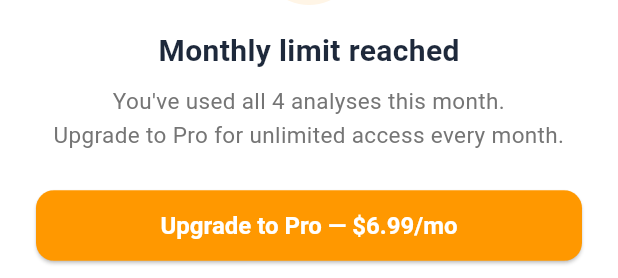
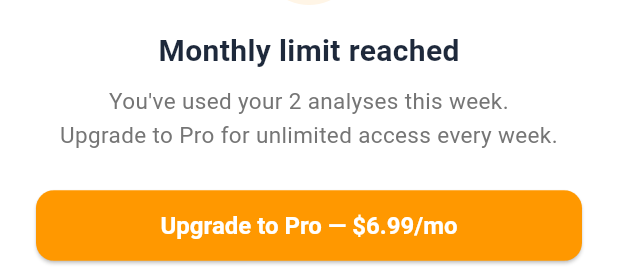
Before and after one commit to Farshad-Darani/ATFA-Mobile-App, a Flutter app: the _LimitReachedSheet widget shown alone on an empty page, opened directly with empty values, on a phone screen of 412 x 824 dp. Shown: the part 157-435 px from the top of the screen. Run offline on Flutter 3.47's test engine with Material 3 defaults, Android fonts, the phone set to English and light mode, and no system bars; our stand-ins replace flutter_blue_plus, permission_handler, shared_preferences, supabase_flutter; accounts and stored records are empty; network calls fail.

Commit message:
Billing: weekly 2/session-60min model, credit label, edge function rewrite, DB migration

```diff
--- a/lib/screens/diagnose_page.dart
+++ b/lib/screens/diagnose_page.dart
@@ -73,8 +73,8 @@ class _LimitReachedSheet extends StatelessWidget {
           const SizedBox(height: 8),
           Text(
             isAnonymous
-                ? 'You\'ve used your 2 free AI analyses.\nCreate a free account to get 4 every month — no credit card needed.'
-                : 'You\'ve used all 4 analyses this month.\nUpgrade to Pro for unlimited access every month.',
+                ? 'You\'ve used your 2 free AI analyses.\nCreate a free account to get 2 every week — no credit card needed.'
+                : 'You\'ve used your 2 analyses this week.\nUpgrade to Pro for unlimited access every week.',
             textAlign: TextAlign.center,
             style: TextStyle(fontSize: 15, color: Colors.grey[600], height: 1.5),
           ),
@@ -161,6 +161,15 @@ class _DiagnosePageState extends State<DiagnosePage>
   Map<String, dynamic> _vehicleData = {};
   int _retryCount = 0;
   String _loadingMessage = 'Analyzing your vehicle...';
+
+  // Session tracking: the timestamp of the last credited analysis.
+  // Within 60 min of this, refreshes are free (same session).
+  DateTime? _lastCountedAnalysisAt;
+  static const _sessionCooldownMinutes = 60;
+
+  // Credit display (populated from server response).
+  int? _creditsRemaining;
+  String? _resetsOn;
 
   final List<_QAPair> _chatHistory = [];
   final _inputController = TextEditingController();
@@ -511,7 +520,13 @@ class _DiagnosePageState extends State<DiagnosePage>
     if (mounted) setState(() => _loadingMessage = _phaseLoadingMessage());
 
     final analysisPayload = _buildAnalysisPayload();
-    final insights = await _aiService.getDashboardInsights(analysisPayload);
+    final bool isNewSession = _lastCountedAnalysisAt == null ||
+        DateTime.now().difference(_lastCountedAnalysisAt!).inMinutes >=
+            _sessionCooldownMinutes;
+    final insights = await _aiService.getDashboardInsights(
+      analysisPayload,
+      countAsAnalysis: isNewSession,
+    );
 
     // Limit reached — don't retry, show the appropriate modal instead
     if (insights.isLimitReached) {
@@ -563,6 +578,11 @@ class _DiagnosePageState extends State<DiagnosePage>
       _isLoading = false;
       _hasLoaded = true;
       _lastRefresh = DateTime.now();
+      if (isNewSession) _lastCountedAnalysisAt = DateTime.now();
+      if (insights.creditsRemaining != null) {
+        _creditsRemaining = insights.creditsRemaining;
+        _resetsOn = insights.resetsOn;
+      }
     });
     _rememberAnalysis(insights);
     _advanceAnalysisPhaseAfterSuccess();
@@ -1035,6 +1055,7 @@ class _DiagnosePageState extends State<DiagnosePage>
               builder: (context, paused, _) => _buildVehicleCard(paused),
             ),
           ),
+          _buildCreditLabel(),
           Expanded(
             child: Stack(
               children: [
@@ -1390,9 +1411,31 @@ class _DiagnosePageState extends State<DiagnosePage>
     );
   }
 
+  // ── Weekly credit indicator shown below the vehicle status card ──────────────
+  Widget _buildCreditLabel() {
+    // Only show for free accounts that have received credit info from the server.
+    if (_creditsRemaining == null) return const SizedBox.shrink();
+    final remaining = _creditsRemaining!;
+    final Color color = remaining == 0
+        ? AppTheme.errorRed
+        : remaining == 1
+            ? const Color(0xFFF59E0B)
+            : Colors.grey.shade500;
+    final String label = remaining == 0
+        ? (_resetsOn != null ? 'No analyses left · resets $_resetsOn' : 'No analyses left this week')
+        : '$remaining ${remaining == 1 ? 'analysis' : 'analyses'} left this week';
+    return Padding(
+      padding: const EdgeInsets.only(top: 4, bottom: 2),
+      child: Text(
+        label,
+        textAlign: TextAlign.center,
+        style: TextStyle(fontSize: 11.5, color: color),
+      ),
+    );
+  }
+
   // ── Subtle "updated X ago · Refresh" footer ──────────────────────────────────
   Widget _buildRefreshFooter({bool isRefreshing = false}) {
-    if (_lastRefresh == null) return const SizedBox.shrink();
     if (!_showRefreshFooter || isRefreshing) return const SizedBox.shrink();
     return Align(
       alignment: Alignment.center,
--- a/lib/screens/more_page.dart
+++ b/lib/screens/more_page.dart
@@ -264,7 +264,7 @@ class _AccountSectionState extends State<_AccountSection> {
               ),
               const SizedBox(height: 16),
               const Text(
-                'Create a free account to unlock 4 AI analyses every month, saved history, and more.',
+                'Create a free account to unlock 2 AI analyses every week, saved history, and more.',
                 style: TextStyle(fontSize: 14, height: 1.5),
               ),
               const SizedBox(height: 16),
```
